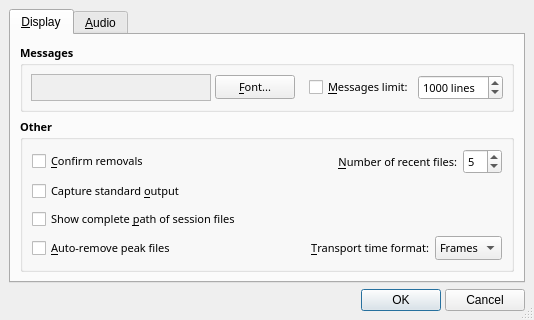
This is src/qtractorOptionsForm.ui in rncbc/qtractor as Qt 5 draws it before an edit. The edited form follows.
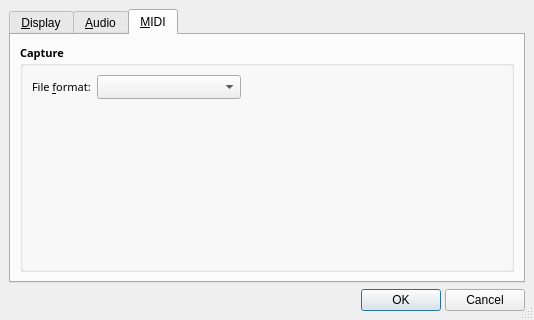
This is the edited form. The open tabs and pages were chosen to show the change. Icons and pictures are not drawn.

Commit message: - MIDI capture/record file format (SMF Format 0 or 1) is now   an user option, introducing the new MIDI tab on the global   View/Options dialog.

Patch:
```diff
--- a/src/qtractorOptionsForm.ui
+++ b/src/qtractorOptionsForm.ui
@@ -850,6 +850,121 @@
        </item>
       </layout>
      </widget>
+     <widget class="QWidget" name="MidiTabPage" >
+      <attribute name="title" >
+       <string>&amp;MIDI</string>
+      </attribute>
+      <layout class="QVBoxLayout" >
+       <property name="margin" >
+        <number>9</number>
+       </property>
+       <property name="spacing" >
+        <number>6</number>
+       </property>
+       <item>
+        <widget class="QGroupBox" name="MidiCaptureGroupBox" >
+         <property name="font" >
+          <font>
+           <family>Sans Serif</family>
+           <pointsize>8</pointsize>
+           <weight>75</weight>
+           <italic>false</italic>
+           <bold>true</bold>
+           <underline>false</underline>
+           <strikeout>false</strikeout>
+          </font>
+         </property>
+         <property name="title" >
+          <string>Capture</string>
+         </property>
+         <property name="flat" >
+          <bool>true</bool>
+         </property>
+         <layout class="QGridLayout" >
+          <property name="margin" >
+           <number>9</number>
+          </property>
+          <property name="spacing" >
+           <number>6</number>
+          </property>
+          <item row="1" column="1" >
+           <spacer>
+            <property name="orientation" >
+             <enum>Qt::Vertical</enum>
+            </property>
+            <property name="sizeHint" >
+             <size>
+              <width>37</width>
+              <height>81</height>
+             </size>
+            </property>
+           </spacer>
+          </item>
+          <item row="0" column="0" >
+           <widget class="QLabel" name="MidiCaptureFormatTextLabel" >
+            <property name="font" >
+             <font>
+              <family>Sans Serif</family>
+              <pointsize>8</pointsize>
+              <weight>50</weight>
+              <italic>false</italic>
+              <bold>false</bold>
+              <underline>false</underline>
+              <strikeout>false</strikeout>
+             </font>
+            </property>
+            <property name="text" >
+             <string>File &amp;format:</string>
+            </property>
+            <property name="buddy" >
+             <cstring>MidiCaptureFormatComboBox</cstring>
+            </property>
+           </widget>
+          </item>
+          <item row="0" column="1" >
+           <widget class="QComboBox" name="MidiCaptureFormatComboBox" >
+            <property name="sizePolicy" >
+             <sizepolicy>
+              <hsizetype>7</hsizetype>
+              <vsizetype>0</vsizetype>
+              <horstretch>0</horstretch>
+              <verstretch>0</verstretch>
+             </sizepolicy>
+            </property>
+            <property name="font" >
+             <font>
+              <family>Sans Serif</family>
+              <pointsize>8</pointsize>
+              <weight>50</weight>
+              <italic>false</italic>
+              <bold>false</bold>
+              <underline>false</underline>
+              <strikeout>false</strikeout>
+             </font>
+            </property>
+            <property name="toolTip" >
+             <string>MIDI file format to use on capture (record)</string>
+            </property>
+           </widget>
+          </item>
+          <item row="0" column="2" >
+           <spacer>
+            <property name="orientation" >
+             <enum>Qt::Horizontal</enum>
+            </property>
+            <property name="sizeHint" >
+             <size>
+              <width>261</width>
+              <height>23</height>
+             </size>
+            </property>
+           </spacer>
+          </item>
+         </layout>
+        </widget>
+       </item>
+      </layout>
+     </widget>
     </widget>
    </item>
    <item>
```
Left out of the diff: 1 changed line with no effect on the pictures. The commit also changes 13 other files.
